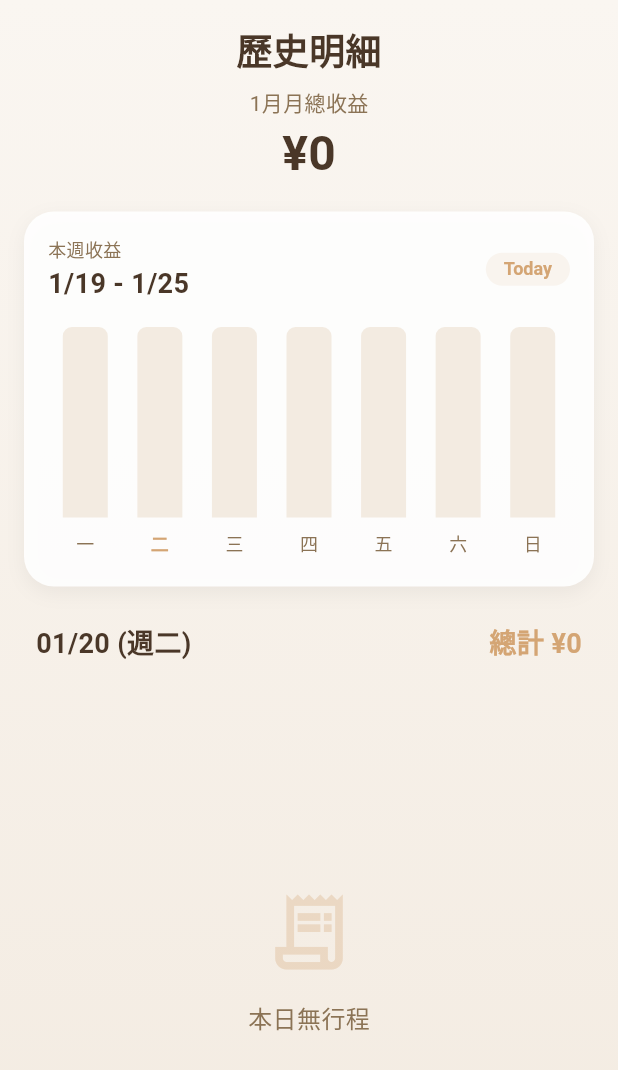
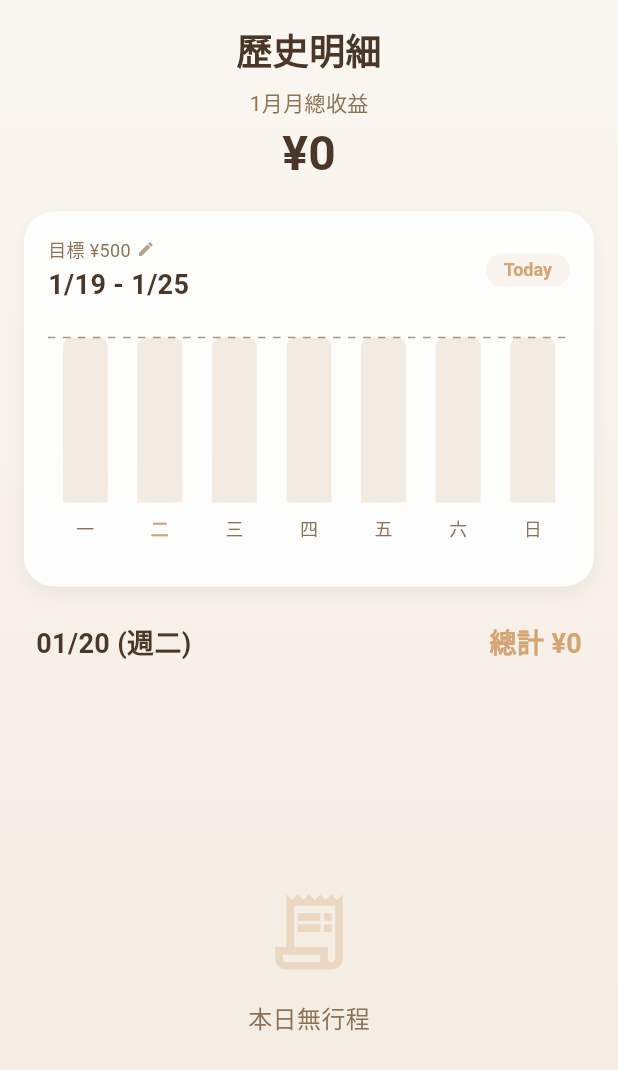
Before and after one commit to lee81116/ZooZoo_v1.0, a Flutter app: the DriverHistoryPage widget shown alone on an empty page, opened directly, on a phone screen of 412 x 824 dp. Shown: the top 1070 px of the screen. Run offline on Flutter 3.47's test engine with Material 3 defaults, Android fonts, the phone set to English and light mode, and no system bars; drawn by our look-alikes of fl_chart; our stand-ins replace flutter_map, go_router, latlong2, sensors_plus, shared_preferences; missing offline and left inert: mapbox_maps_flutter; accounts and stored records are empty.

Commit message:
Bar final version.

```diff
--- a/zoozoo_v1/lib/features/driver/history/presentation/widgets/weekly_earnings_chart.dart
+++ b/zoozoo_v1/lib/features/driver/history/presentation/widgets/weekly_earnings_chart.dart
@@ -11,6 +11,8 @@ class WeeklyEarningsChart extends StatelessWidget {
   final VoidCallback onPreviousWeek;
   final VoidCallback onNextWeek;
   final VoidCallback onToday;
+  final int dailyGoal;
+  final VoidCallback onEditGoal;
 
   const WeeklyEarningsChart({
     super.key,
@@ -21,10 +23,13 @@ class WeeklyEarningsChart extends StatelessWidget {
     required this.onPreviousWeek,
     required this.onNextWeek,
     required this.onToday,
+    required this.dailyGoal,
+    required this.onEditGoal,
   });
 
   @override
   Widget build(BuildContext context) {
+    // ... (rest of the build method equivalent logic, ensuring imports are safe)
     final sortedKeys = dailyEarnings.keys.toList()
       ..sort((a, b) => a.compareTo(b));
 
@@ -32,6 +37,10 @@ class WeeklyEarningsChart extends StatelessWidget {
     for (var earning in dailyEarnings.values) {
       if (earning > maxEarning) maxEarning = earning.toDouble();
     }
+    // Ensure maxY is at least the dailyGoal + buffer
+    final double goalDouble = dailyGoal.toDouble();
+    if (goalDouble > maxEarning) maxEarning = goalDouble;
+
     maxEarning = maxEarning == 0 ? 100 : maxEarning * 1.2;
 
     // Date Range String: "M/d - M/d"
@@ -73,11 +82,21 @@ class WeeklyEarningsChart extends StatelessWidget {
                 Column(
                   crossAxisAlignment: CrossAxisAlignment.start,
                   children: [
-                    const Text(
-                      '本週收益',
-                      style: TextStyle(
+                    InkWell(
+                      onTap: onEditGoal,
+                      child: Row(
+                        mainAxisSize: MainAxisSize.min,
+                        children: [
+                          Text(
+                            '目標 ¥$dailyGoal',
+                            style: const TextStyle(
                               fontSize: 12,
                               color: AppColors.textSecondary,
+                            ),
+                          ),
+                          const SizedBox(width: 4),
+                          const Icon(Icons.edit, size: 12, color: AppColors.textHint),
+                        ],
                       ),
                     ),
                     const SizedBox(height: 2),
@@ -113,7 +132,6 @@ class WeeklyEarningsChart extends StatelessWidget {
                 ),
               ],
             ),
-            const SizedBox(height: 16),
             Expanded(
               child: BarChart(
                 BarChartData(
@@ -162,9 +180,16 @@ class WeeklyEarningsChart extends StatelessWidget {
                           final isSelected = selectedDate != null &&
                               DateUtils.isSameDay(selectedDate, date);
 
+                          // Check if goal reached for this day
+                          final earning = dailyEarnings[date] ?? 0;
+                          final isGoalReached = earning >= dailyGoal;
+
                           return Padding(
                             padding: const EdgeInsets.only(top: 8.0),
-                            child: Text(
+                            child: Column(
+                              mainAxisSize: MainAxisSize.min,
+                              children: [
+                                Text(
                                   DateFormat('E', 'zh_TW').format(date).replaceAll('週', ''),
                                   style: TextStyle(
                                     color: isSelected
@@ -176,9 +201,21 @@ class WeeklyEarningsChart extends StatelessWidget {
                                     fontSize: 12,
                                   ),
                                 ),
+                                if (isGoalReached)
+                                  Container(
+                                    margin: const EdgeInsets.only(top: 2),
+                                    width: 4,
+                                    height: 4,
+                                    decoration: const BoxDecoration(
+                                      color: AppColors.warning, // Glowing/Gold color
+                                      shape: BoxShape.circle,
+                                    ),
+                                  ),
+                              ],
+                            ),
                           );
                         },
-                        reservedSize: 30,
+                        reservedSize: 40,
                       ),
                     ),
                     leftTitles: const AxisTitles(
@@ -192,6 +229,27 @@ class WeeklyEarningsChart extends StatelessWidget {
                     ),
                   ),
                   gridData: const FlGridData(show: false),
+                  extraLinesData: ExtraLinesData(
+                    horizontalLines: [
+                      HorizontalLine(
+                        y: goalDouble,
+                        color: AppColors.accent.withOpacity(0.5),
+                        strokeWidth: 1,
+                        dashArray: [5, 5],
+                        label: HorizontalLineLabel(
+                          show: true,
+                          alignment: Alignment.topRight,
+                          padding: const EdgeInsets.only(right: 5, bottom: 5),
+                          style: TextStyle(
+                            color: AppColors.accent.withOpacity(0.5),
+                            fontSize: 10,
+                            fontWeight: FontWeight.bold,
+                          ),
+                          labelResolver: (line) => 'Goal',
+                        ),
+                      ),
+                    ],
+                  ),
                   borderData: FlBorderData(show: false),
                   barGroups: sortedKeys.asMap().entries.map((entry) {
                     final index = entry.key;
@@ -200,21 +258,25 @@ class WeeklyEarningsChart extends StatelessWidget {
                     final isSelected = selectedDate != null &&
                         DateUtils.isSameDay(selectedDate, date);
 
+                    final isGoalReached = earning >= dailyGoal;
+
                     return BarChartGroupData(
                       x: index,
                       barRods: [
                         BarChartRodData(
                           toY: earning.toDouble(),
-                          color: isSelected
+                          color: isGoalReached
+                              ? AppColors.warning // Glowing/Gold color if goal reached
+                              : (isSelected
                                   ? AppColors.primary
-                              : AppColors.primary.withOpacity(0.3),
+                                  : AppColors.primary.withOpacity(0.3)),
                           width: 30,
                           borderRadius: const BorderRadius.vertical(
                             top: Radius.circular(6),
                           ),
                           backDrawRodData: BackgroundBarChartRodData(
                             show: true,
-                            toY: maxEarning,
+                            toY: goalDouble, // Background is the Goal Height
                             color: AppColors.backgroundSecondary,
                           ),
                         ),
```
Also changed, not shown: zoozoo_v1/lib/features/driver/history/presentation/pages/driver_history_page.dart (+40 -0 lines). Lines whose indentation alone changed are shown as unchanged.
